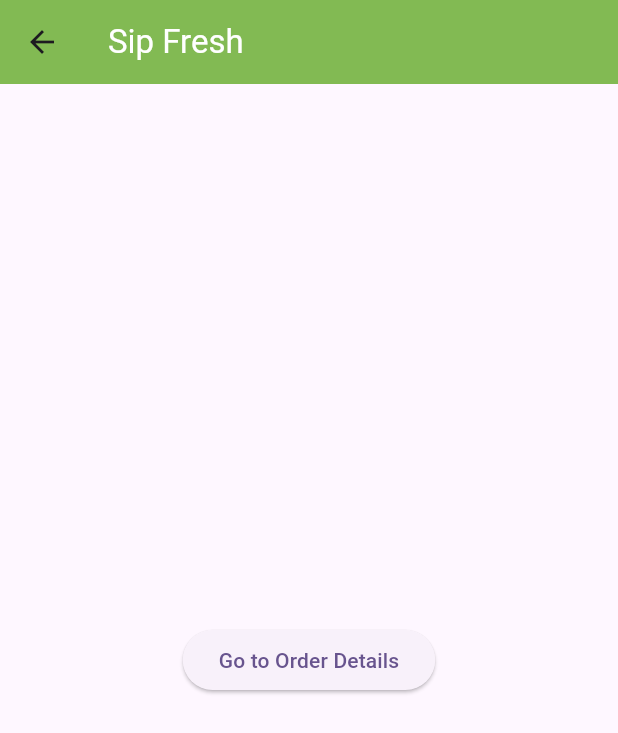
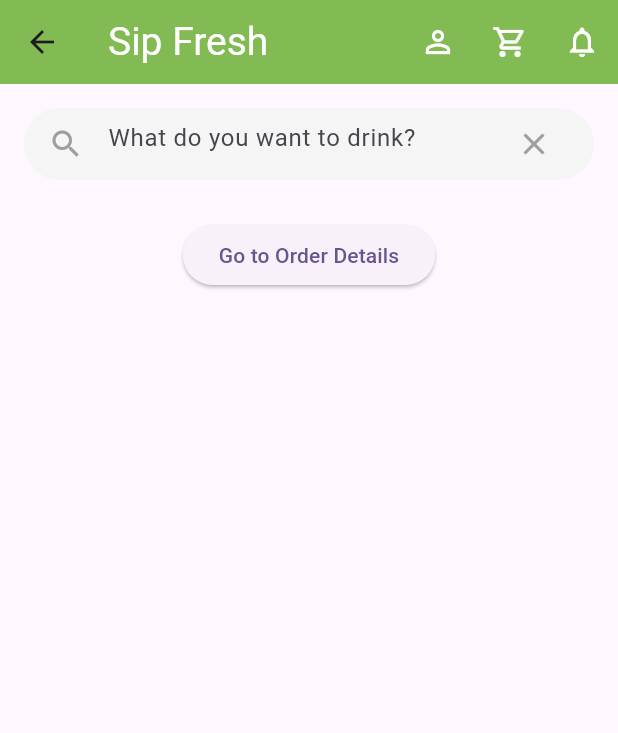
Before and after one commit to DeviniMunasinghe/SipFresh_Mobile_Application, a Flutter app: the HomeScreen screen opened directly, on a phone screen of 412 x 824 dp. Shown: the top 733 px of the screen. Run offline on Flutter 3.47's test engine with Material 3 defaults, Android fonts, the phone set to English and light mode, and no system bars.

Commit message:
feat: add searchbar to homescreen

```diff
--- a/frontend/lib/screens/home_screen.dart
+++ b/frontend/lib/screens/home_screen.dart
@@ -1,8 +1,23 @@
 import 'package:flutter/material.dart';
 import 'order_details_screen.dart';
+import 'profile_screen.dart';
+import 'cart_screen.dart';
 
-class HomeScreen extends StatelessWidget {
+class HomeScreen extends StatefulWidget {
   const HomeScreen({super.key});
+
+  @override
+  State<HomeScreen> createState() => HomeScreenState();
+}
+
+class HomeScreenState extends State<HomeScreen> {
+  final TextEditingController _searchController = TextEditingController();
+
+  @override
+  void dispose() {
+    _searchController.dispose(); // Clean up the controller
+    super.dispose();
+  }
 
   @override
   Widget build(BuildContext context) {
@@ -12,16 +27,76 @@ class HomeScreen extends StatelessWidget {
         title: const Text(
           "Sip Fresh",
           style: TextStyle(
-            fontSize: 22,
+            fontSize: 26,
             color: Colors.white,
           ),
         ),
+        // leading: Icon(Icons.home, color: Colors.white),
+        actions: [
+          IconButton(
+            icon: Icon(Icons.person_outline, color: Colors.white),
+            onPressed: () {
+              // Navigate to profile
+              Navigator.push(
+                context,
+                MaterialPageRoute(builder: (context) => const ProfileScreen()),
+              );
+            },
           ),
-      body: Center(
+          IconButton(
+            icon: Icon(Icons.shopping_cart_outlined, color: Colors.white),
+            onPressed: () {
+              // Navigate to cart
+              Navigator.push(
+                context,
+                MaterialPageRoute(builder: (context) => const CartScreen()),
+              );
+            },
+          ),
+          IconButton(
+            icon: Icon(Icons.notifications_none, color: Colors.white),
+            onPressed: () {
+              // Navigate to notifications
+              // Navigator.push(
+              //   context,
+              //   MaterialPageRoute(builder: (context) => const NotificationScreen()),
+              // );
+            },
+          ),
+        ],
+      ),
+      body: Column(
+        crossAxisAlignment: CrossAxisAlignment.start,
+        children: [
+          Container(
+            margin: const EdgeInsets.all(16),
+            padding: const EdgeInsets.symmetric(horizontal: 16),
+            decoration: BoxDecoration(
+              color: Color(0xFFF5F5F5), // Light background
+              borderRadius: BorderRadius.circular(30),
+            ),
+            child: TextField(
+              controller: _searchController,
+              decoration: InputDecoration(
+                hintText: 'What do you want to drink?',
+                border: InputBorder.none,
+                icon: Icon(Icons.search, color: Colors.grey),
+                suffixIcon: IconButton(
+                  icon: Icon(Icons.close, color: Colors.grey),
+                  onPressed: () {
+                    setState(() {
+                      _searchController.clear();
+                    });
+                  },
+                ),
+              ),
+            ),
+          ),
+          const SizedBox(height: 10),
+          Center(
             child: Column(
               mainAxisAlignment: MainAxisAlignment.center,
               children: [
-            const SizedBox(height: 10),
                 ElevatedButton(
                   onPressed: () {
                     // Navigates to the OrderDetailsScreen when the button is pressed
@@ -33,9 +108,11 @@ class HomeScreen extends StatelessWidget {
                   },
                   child: const Text("Go to Order Details"),
                 ),
+              ],
+            ),
+          ),
           const SizedBox(height: 10),
         ],
-        ),
       ),
     );
   }
```
Lines whose indentation alone changed are shown as unchanged.
